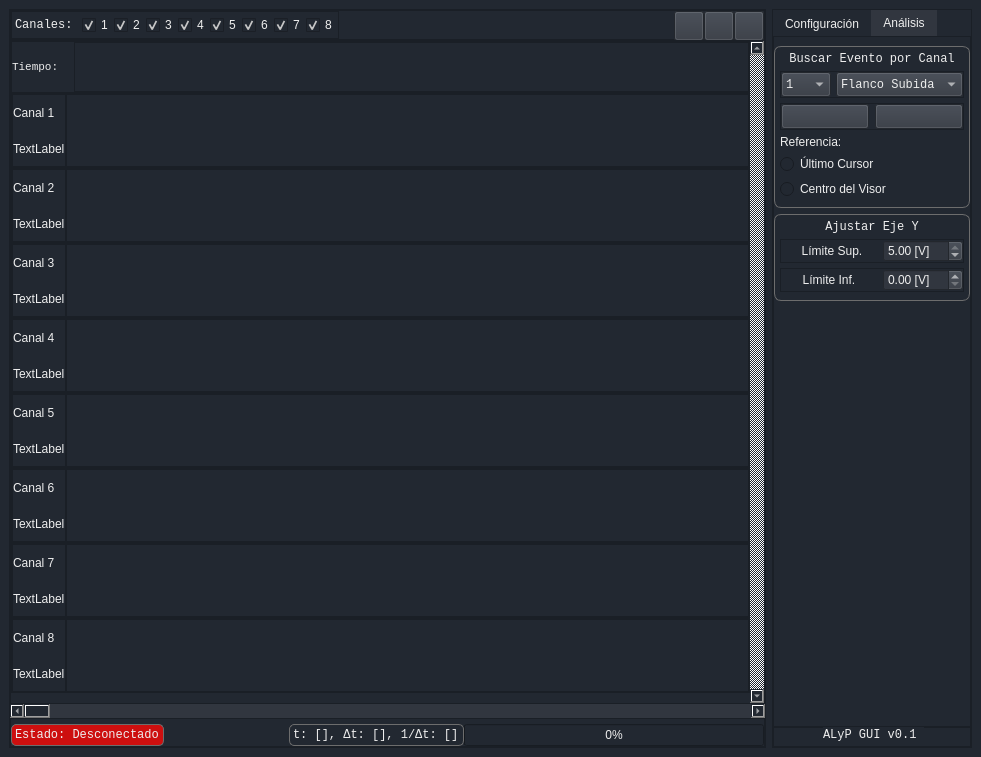
KarimHacen7/ProyectoFinal, file GUI v0.1/src/mainwindow.ui: the form before one commit.
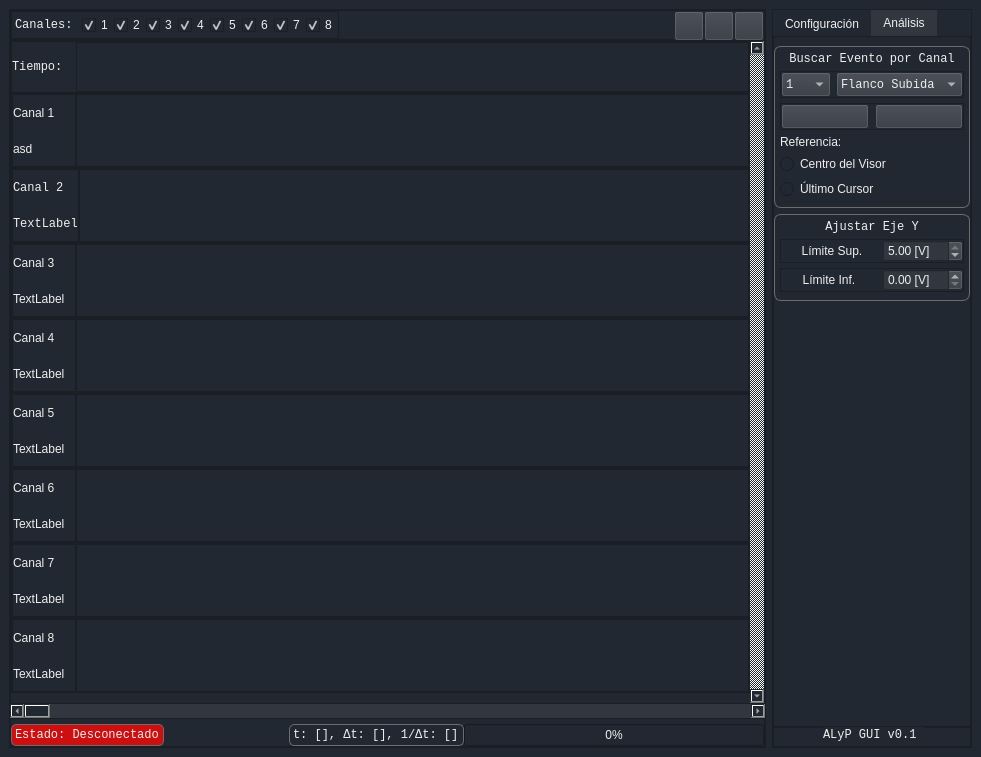
The form after the commit. Icons and pictures are not drawn.

```diff
--- a/GUI v0.1/src/mainwindow.ui
+++ b/GUI v0.1/src/mainwindow.ui
@@ -473,14 +473,20 @@
                 </property>
                 <property name="minimumSize">
                  <size>
-                  <width>62</width>
+                  <width>64</width>
                   <height>0</height>
                  </size>
                 </property>
+                <property name="maximumSize">
+                 <size>
+                  <width>62</width>
+                  <height>16777215</height>
+                 </size>
+                </property>
                 <property name="font">
                  <font>
                   <family>Consolas</family>
-                  <pointsize>8</pointsize>
+                  <pointsize>9</pointsize>
                   <italic>false</italic>
                   <bold>false</bold>
                  </font>
@@ -601,13 +607,13 @@
                   <widget class="QLabel" name="channel1IDLabel">
                    <property name="minimumSize">
                     <size>
-                     <width>25</width>
+                     <width>62</width>
                      <height>0</height>
                     </size>
                    </property>
                    <property name="maximumSize">
                     <size>
-                     <width>50</width>
+                     <width>62</width>
                      <height>16777215</height>
                     </size>
                    </property>
@@ -619,7 +625,7 @@
                  <item>
                   <widget class="QLabel" name="channel1ProtocolLabel">
                    <property name="text">
-                    <string>TextLabel</string>
+                    <string>asd</string>
                    </property>
                   </widget>
                  </item>
@@ -659,6 +665,14 @@
                <height>75</height>
               </size>
              </property>
+             <property name="font">
+              <font>
+               <family>Consolas</family>
+               <pointsize>9</pointsize>
+               <italic>false</italic>
+               <bold>false</bold>
+              </font>
+             </property>
              <property name="frameShape">
               <enum>QFrame::StyledPanel</enum>
              </property>
@@ -713,6 +727,18 @@
                  </property>
                  <item>
                   <widget class="QLabel" name="channel2IDLabel">
+                   <property name="minimumSize">
+                    <size>
+                     <width>62</width>
+                     <height>0</height>
+                    </size>
+                   </property>
+                   <property name="maximumSize">
+                    <size>
+                     <width>62</width>
+                     <height>16777215</height>
+                    </size>
+                   </property>
                    <property name="text">
                     <string>Canal 2</string>
                    </property>
@@ -815,6 +841,18 @@
                  </property>
                  <item>
                   <widget class="QLabel" name="channel3IDLabel">
+                   <property name="minimumSize">
+                    <size>
+                     <width>62</width>
+                     <height>0</height>
+                    </size>
+                   </property>
+                   <property name="maximumSize">
+                    <size>
+                     <width>62</width>
+                     <height>16777215</height>
+                    </size>
+                   </property>
                    <property name="text">
                     <string>Canal 3</string>
                    </property>
@@ -917,6 +955,18 @@
                  </property>
                  <item>
                   <widget class="QLabel" name="channel4IDLabel">
+                   <property name="minimumSize">
+                    <size>
+                     <width>62</width>
+                     <height>0</height>
+                    </size>
+                   </property>
+                   <property name="maximumSize">
+                    <size>
+                     <width>62</width>
+                     <height>16777215</height>
+                    </size>
+                   </property>
                    <property name="text">
                     <string>Canal 4</string>
                    </property>
@@ -1019,6 +1069,18 @@
                  </property>
                  <item>
                   <widget class="QLabel" name="channel5IDLabel">
+                   <property name="minimumSize">
+                    <size>
+                     <width>62</width>
+                     <height>0</height>
+                    </size>
+                   </property>
+                   <property name="maximumSize">
+                    <size>
+                     <width>62</width>
+                     <height>16777215</height>
+                    </size>
+                   </property>
                    <property name="text">
                     <string>Canal 5</string>
                    </property>
@@ -1121,6 +1183,18 @@
                  </property>
                  <item>
                   <widget class="QLabel" name="channel6IDLabel">
+                   <property name="minimumSize">
+                    <size>
+                     <width>62</width>
+                     <height>0</height>
+                    </size>
+                   </property>
+                   <property name="maximumSize">
+                    <size>
+                     <width>62</width>
+                     <height>16777215</height>
+                    </size>
+                   </property>
                    <property name="text">
                     <string>Canal 6</string>
                    </property>
@@ -1223,6 +1297,18 @@
                  </property>
                  <item>
                   <widget class="QLabel" name="channel7IDLabel">
+                   <property name="minimumSize">
+                    <size>
+                     <width>62</width>
+                     <height>0</height>
+                    </size>
+                   </property>
+                   <property name="maximumSize">
+                    <size>
+                     <width>62</width>
+                     <height>16777215</height>
+                    </size>
+                   </property>
                    <property name="text">
                     <string>Canal 7</string>
                    </property>
@@ -1325,6 +1411,18 @@
                  </property>
                  <item>
                   <widget class="QLabel" name="channel8IDLabel">
+                   <property name="minimumSize">
+                    <size>
+                     <width>62</width>
+                     <height>0</height>
+                    </size>
+                   </property>
+                   <property name="maximumSize">
+                    <size>
+                     <width>62</width>
+                     <height>16777215</height>
+                    </size>
+                   </property>
                    <property name="text">
                     <string>Canal 8</string>
                    </property>
@@ -2895,13 +2993,6 @@
                    </property>
                   </widget>
                  </item>
-                 <item>
-                  <widget class="QRadioButton" name="lastCursorRadioButton">
-                   <property name="text">
-                    <string>Último Cursor</string>
-                   </property>
-                  </widget>
-                 </item>
                  <item>
                   <widget class="QRadioButton" name="visorCenterRadioButton">
                    <property name="text">
@@ -2909,6 +3000,13 @@
                    </property>
                   </widget>
                  </item>
+                 <item>
+                  <widget class="QRadioButton" name="lastCursorRadioButton">
+                   <property name="text">
+                    <string>Último Cursor</string>
+                   </property>
+                  </widget>
+                 </item>
                 </layout>
                </widget>
               </item>
```
Left out of the diff: 2 changed lines with no effect on the pictures.
